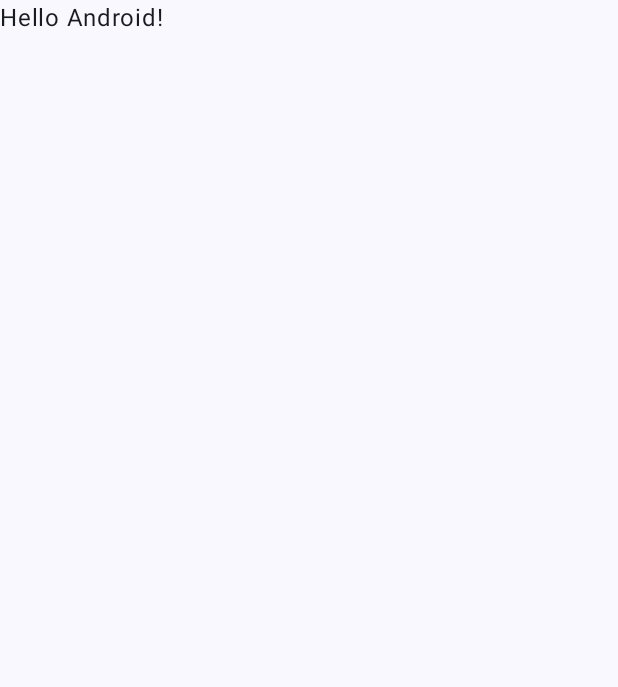
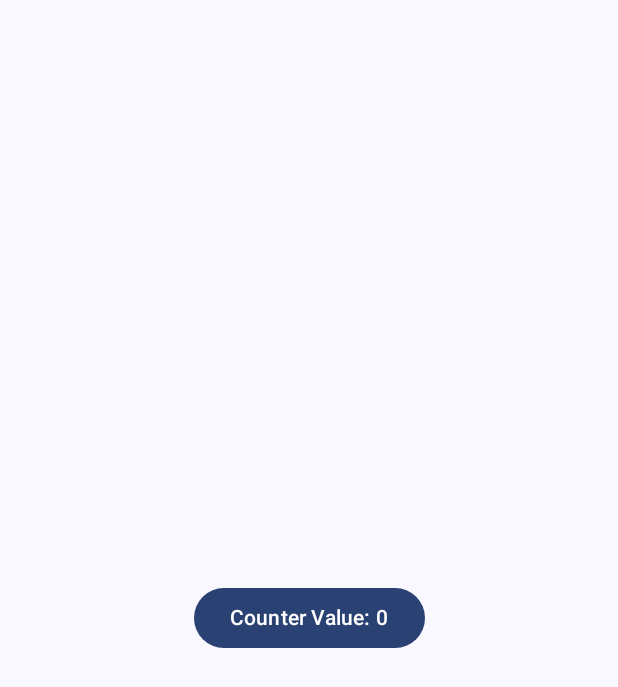
Before and after one commit to iamsafidev/JetpackCompose-Starter, an Android app built with Jetpack Compose: the screen it shows after launch (MainActivity), on a phone screen of 412 x 824 dp. Before the commit the part shown is almost empty. Shown: the top 687 px of the screen. Run offline under Robolectric (Android 15) with nearby library versions, the phone set to English and light mode, and no system bars.

Commit message:
Create a click counter functionality in compose.

```diff
--- a/app/src/main/java/com/iamsafidev/practiceJetpackCompose/MainActivity.kt
+++ b/app/src/main/java/com/iamsafidev/practiceJetpackCompose/MainActivity.kt
@@ -3,13 +3,18 @@ package com.iamsafidev.practiceJetpackCompose
 import android.os.Bundle
 import androidx.activity.ComponentActivity
 import androidx.activity.compose.setContent
+import androidx.compose.foundation.layout.Arrangement
+import androidx.compose.foundation.layout.Column
 import androidx.compose.foundation.layout.fillMaxSize
+import androidx.compose.material3.Button
 import androidx.compose.material3.MaterialTheme
 import androidx.compose.material3.Surface
 import androidx.compose.material3.Text
 import androidx.compose.runtime.Composable
+import androidx.compose.runtime.mutableStateOf
+import androidx.compose.runtime.remember
+import androidx.compose.ui.Alignment
 import androidx.compose.ui.Modifier
-import androidx.compose.ui.tooling.preview.Preview
 import com.iamsafidev.practiceJetpackCompose.ui.theme.MyApplicationTheme
 
 class MainActivity : ComponentActivity() {
@@ -17,12 +22,14 @@ class MainActivity : ComponentActivity() {
         super.onCreate(savedInstanceState)
         setContent {
             MyApplicationTheme {
-                // A surface container using the 'background' color from the theme
                 Surface(
                     modifier = Modifier.fillMaxSize(),
                     color = MaterialTheme.colorScheme.background
                 ) {
-                    Greeting("Android")
+                    val counter = remember { mutableStateOf(0) }
+                    ClickCounter(counter.value) {
+                        counter.value += 1
+                    }
                 }
             }
         }
@@ -30,17 +37,13 @@ class MainActivity : ComponentActivity() {
 }
 
 @Composable
-fun Greeting(name: String, modifier: Modifier = Modifier) {
-    Text(
-        text = "Hello $name!",
-        modifier = modifier
-    )
-}
-
-@Preview(showBackground = true)
-@Composable
-fun GreetingPreview() {
-    MyApplicationTheme {
-        Greeting("Android")
+fun ClickCounter(count: Int, onClick: () -> Unit) {
+    Column(
+        horizontalAlignment = Alignment.CenterHorizontally,
+        verticalArrangement = Arrangement.Center
+    ) {
+        Button(onClick = onClick) {
+            Text(text = "Counter Value: $count")
+        }
     }
 }
```
